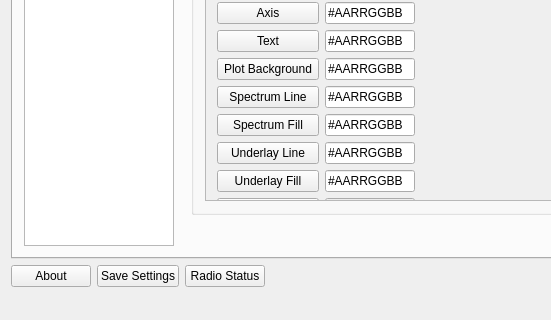
Before: the Qt Designer form wfmain.ui in adecarolis/wfweb, drawn with Qt 5; both pictures show x 0 to 551 and y 262 to 582 of the 1032 by 582 pixel window.
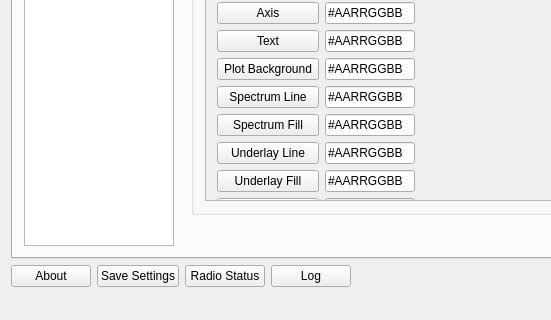
After: the same form once the commit is applied. The open tabs and pages were chosen to show the change. Custom widgets are drawn as their Qt base class.

Diff of the .ui file:
```diff
--- a/wfmain.ui
+++ b/wfmain.ui
@@ -4609,6 +4609,13 @@
         </property>
        </widget>
       </item>
+      <item>
+       <widget class="QPushButton" name="showLogBtn">
+        <property name="text">
+         <string>Log</string>
+        </property>
+       </widget>
+      </item>
       <item>
        <spacer name="horizontalSpacer_9">
         <property name="orientation">
```
Left out of the diff: 2 changed lines with no effect on the pictures.
